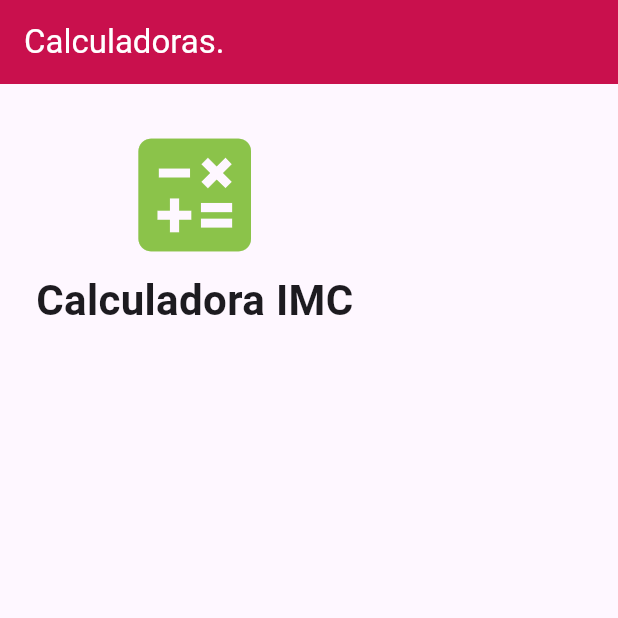
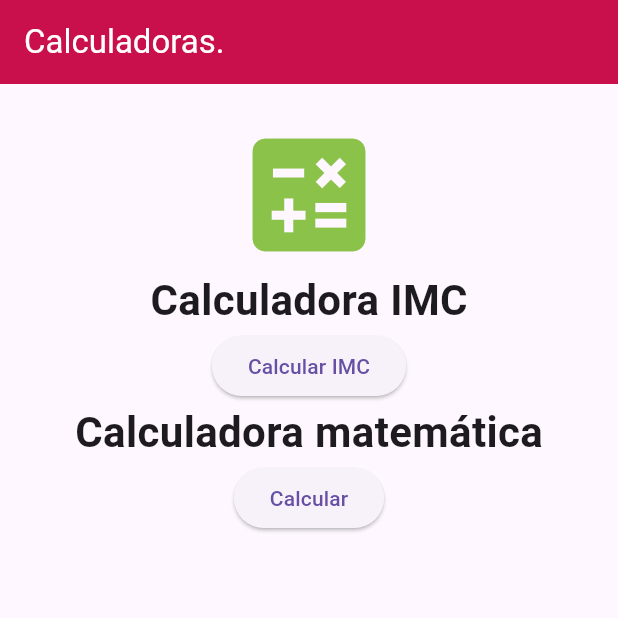
Before and after one commit to VitorAlvesss/CalculadoraDeImc-E-MatematicaEmFlutterDart, a Flutter app: the screen it shows after launch, on a phone screen of 412 x 824 dp, the top half of it. Run offline on Flutter 3.47's test engine with Material 3 defaults, Android fonts, the phone set to English and light mode, and no system bars.

Commit message:
Adicionando botões das calculadoras e centralizando na tela.

```diff
--- a/lib/paginas/tela_principal.dart
+++ b/lib/paginas/tela_principal.dart
@@ -17,7 +17,11 @@ class TelaPrincipal extends StatelessWidget {
         //espaçamento em todas as áreas da aplicação
         padding: const EdgeInsets.all(24),
 
-        child: Column(
+        child: SizedBox(
+          width: double.infinity,
+          child: Column(
+
+
             crossAxisAlignment: CrossAxisAlignment.center,
 
             children: [
@@ -35,8 +39,28 @@ class TelaPrincipal extends StatelessWidget {
                   fontSize: 28,
                   fontWeight: FontWeight.bold,
                 ),
-              )
+              ),
+
+              ElevatedButton(
+                onPressed: () {},
+                child: const Text('Calcular IMC')
+              ),
+
+
+              const Text(
+                'Calculadora matemática',
+                style: TextStyle(
+                  fontSize: 28,
+                  fontWeight: FontWeight.bold,
+                ),
+              ),
+
+              ElevatedButton(
+                onPressed: () {},
+                child: const Text('Calcular')
+              ),
             ],
+          ),
         )
       )
     );
```
